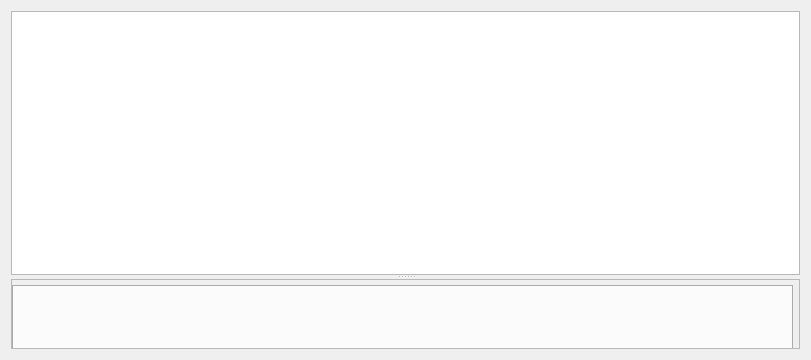
faustgate/Concordia, file concordia_resources_table.ui: the form before one commit.
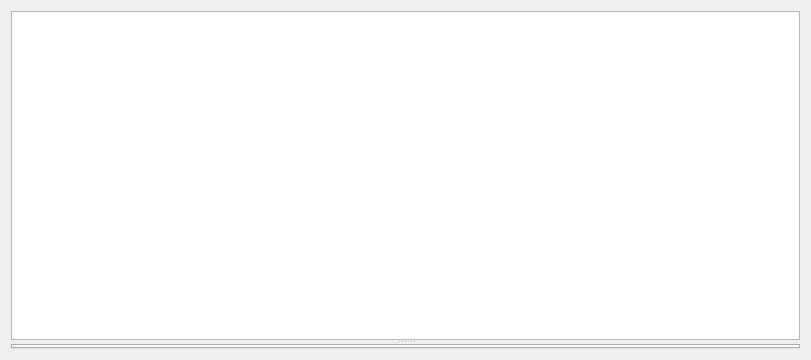
The form after the commit.

```diff
--- a/concordia_resources_table.ui
+++ b/concordia_resources_table.ui
@@ -44,61 +44,8 @@
       <property name="selectionBehavior">
        <enum>QAbstractItemView::SelectRows</enum>
       </property>
-      <property name="sortingEnabled">
-       <bool>false</bool>
-      </property>
      </widget>
-     <widget class="QScrollArea" name="scrollArea">
-      <property name="sizePolicy">
-       <sizepolicy hsizetype="Expanding" vsizetype="Expanding">
-        <horstretch>0</horstretch>
-        <verstretch>0</verstretch>
-       </sizepolicy>
-      </property>
-      <property name="maximumSize">
-       <size>
-        <width>16777215</width>
-        <height>397</height>
-       </size>
-      </property>
-      <property name="widgetResizable">
-       <bool>true</bool>
-      </property>
-      <widget class="QWidget" name="scrollAreaWidgetContents">
-       <property name="geometry">
-        <rect>
-         <x>0</x>
-         <y>0</y>
-         <width>791</width>
-         <height>68</height>
-        </rect>
-       </property>
-       <property name="sizePolicy">
-        <sizepolicy hsizetype="Expanding" vsizetype="Expanding">
-         <horstretch>0</horstretch>
-         <verstretch>0</verstretch>
-        </sizepolicy>
-       </property>
-       <widget class="QWidget" name="gridLayoutWidget">
-        <property name="geometry">
-         <rect>
-          <x>0</x>
-          <y>5</y>
-          <width>781</width>
-          <height>221</height>
-         </rect>
-        </property>
-        <layout class="QGridLayout" name="gridLayout_2">
-         <item row="0" column="0">
-          <widget class="QTabWidget" name="tabWidget">
-           <property name="currentIndex">
-            <number>-1</number>
-           </property>
-          </widget>
-         </item>
-        </layout>
-       </widget>
-      </widget>
+     <widget class="QTabWidget" name="tabWidget">
      </widget>
     </widget>
    </item>
```
